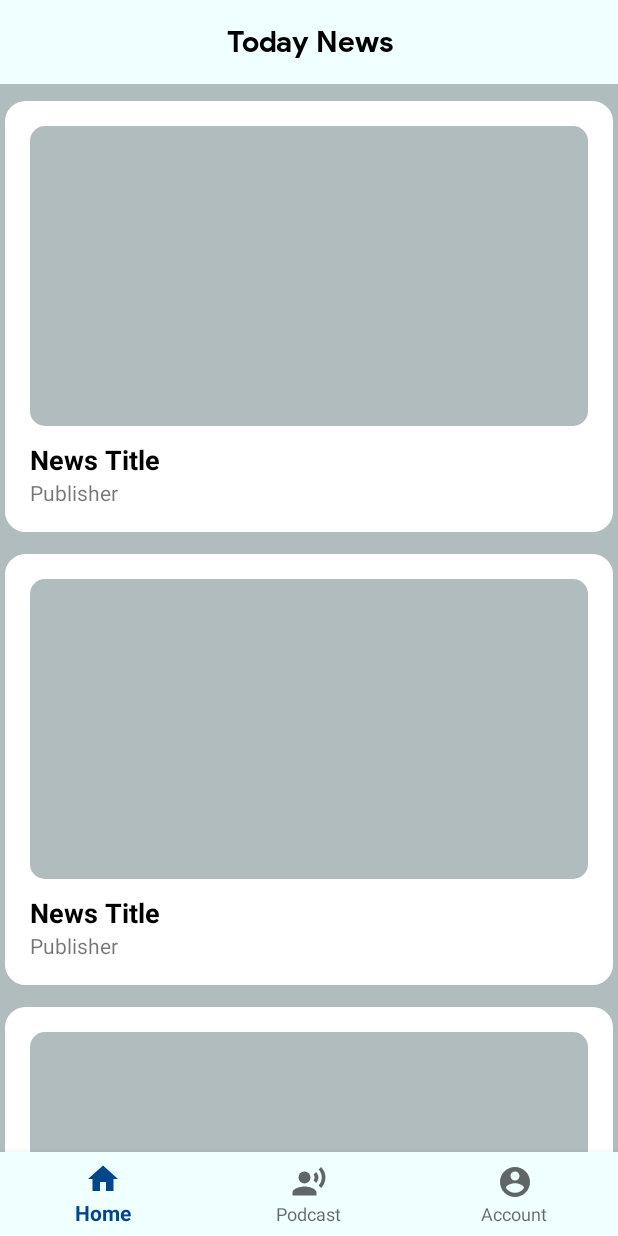
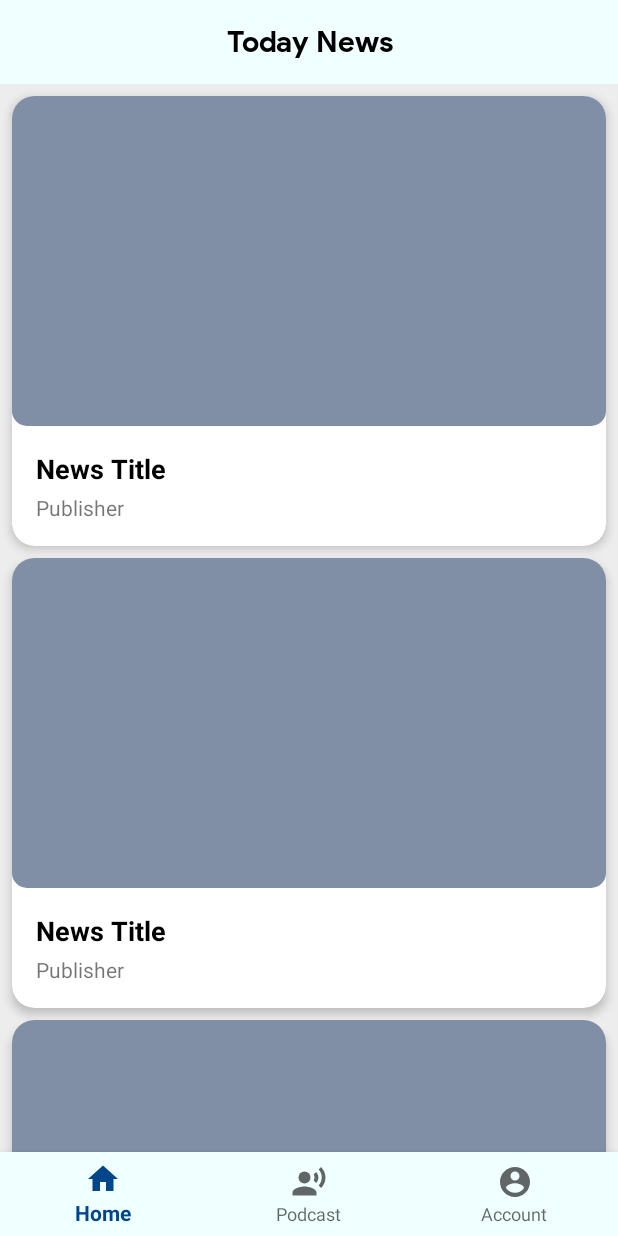
Before and after one commit to alvinaby/NewsApp, an Android app: the layout activity_main.xml on its own in the app's theme, with its tools: preview values and no code run, on a phone screen of 412 x 824 dp. Run offline under Robolectric (Android 15) with nearby library versions, the phone set to English and light mode, and no system bars; network calls fail.

Commit message:
news_list.xml using cardview

```diff
--- a/app/src/main/res/drawable/image_bg.xml
+++ b/app/src/main/res/drawable/image_bg.xml
@@ -1,5 +1,5 @@
 <?xml version="1.0" encoding="utf-8"?>
 <shape xmlns:android="http://schemas.android.com/apk/res/android">
-    <solid android:color="@color/lightGray"/>
+    <solid android:color="@color/gray"/>
     <corners android:radius="10dp"/>
 </shape>
--- a/app/src/main/res/drawable/item_bg.xml
+++ b/app/src/main/res/drawable/item_bg.xml
@@ -1,6 +1,6 @@
 <?xml version="1.0" encoding="utf-8"?>
 <shape xmlns:android="http://schemas.android.com/apk/res/android">
     <solid android:color="@color/white"/>
-    <stroke android:width="3dp" android:color="@color/lightGray" />
+    <stroke android:width="5dp" android:color="@color/lightGray" />
     <corners android:radius="15dp"/>
 </shape>
--- a/app/src/main/res/layout/news_list.xml
+++ b/app/src/main/res/layout/news_list.xml
@@ -1,21 +1,34 @@
 <?xml version="1.0" encoding="utf-8"?>
-<LinearLayout
+<androidx.cardview.widget.CardView
     xmlns:android="http://schemas.android.com/apk/res/android"
+    xmlns:app="http://schemas.android.com/apk/res-auto"
     xmlns:tools="http://schemas.android.com/tools"
     android:layout_width="match_parent"
     android:layout_height="wrap_content"
-    android:orientation="vertical"
     android:layout_marginTop="8dp"
-    android:padding="20dp"
-    android:background="@drawable/item_bg">
+    android:layout_marginLeft="8dp"
+    android:layout_marginRight="8dp"
+    app:cardCornerRadius="15dp"
+    app:cardElevation="4dp">
+
+    <RelativeLayout
+        android:layout_width="match_parent"
+        android:layout_height="wrap_content"
+        android:orientation="vertical">
 
         <ImageView
             android:id="@+id/newsThumbnail"
             android:layout_width="match_parent"
-        android:layout_height="200dp"
-        android:layout_marginBottom="10dp"
+            android:layout_height="220dp"
             android:background="@drawable/image_bg"
             tools:ignore="ContentDescription" />
+
+        <LinearLayout
+            android:layout_width="match_parent"
+            android:layout_height="wrap_content"
+            android:orientation="vertical"
+            android:padding="16dp"
+            android:layout_below="@id/newsThumbnail">
 
             <TextView
                 android:id="@+id/newsTitle"
@@ -24,13 +37,20 @@
                 android:text="@string/newsTitle"
                 android:textSize="18sp"
                 android:textStyle="bold"
-        android:textColor="@color/textBlack"/>
+                android:textColor="@color/black"/>
 
             <TextView
                 android:id="@+id/newsPublisher"
                 android:layout_width="match_parent"
                 android:layout_height="wrap_content"
+                android:layout_marginTop="4dp"
                 android:text="@string/publisher"
                 android:textSize="14sp"/>
 
         </LinearLayout>
+
+
+
+    </RelativeLayout>
+
+</androidx.cardview.widget.CardView>
--- a/app/src/main/res/values/colors.xml
+++ b/app/src/main/res/values/colors.xml
@@ -3,9 +3,9 @@
     <color name="colorPrimary">#00468b</color>
     <color name="colorPrimaryDark">#00003F</color>
     <color name="colorAccent">#03DAC5</color>
-    <color name="textBlack">#000000</color>
+    <color name="black">#000000</color>
     <color name="white">#FFFFFF</color>
     <color name="gray">#818FA6</color>
     <color name="semiBlue">#F0FFFF</color>
-    <color name="lightGray">#B1BCBE</color>
+    <color name="lightGray">#EDEDED</color>
 </resources>
```
Lines whose indentation alone changed are shown as unchanged.
